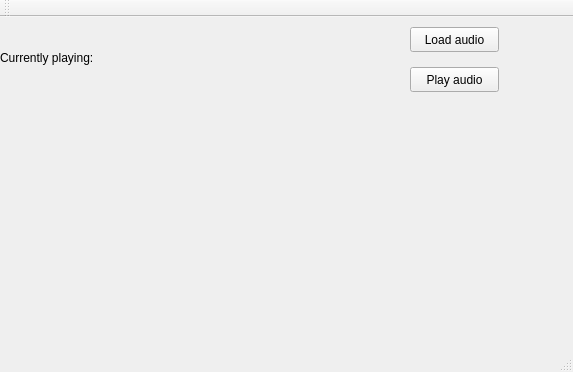
The window that src/MediaPlayer/mainwindow.ui (auttij/Cpp-media-player) describes before a commit, drawn with Qt 5.
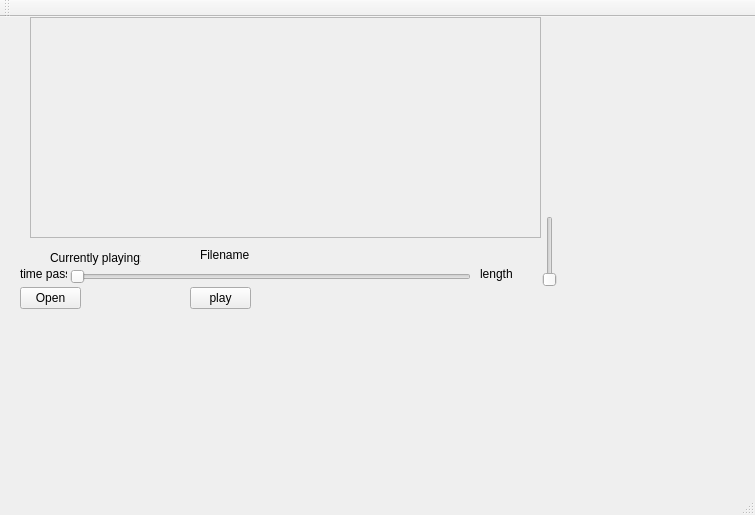
The same window after the commit.

Commit message: opening files and play/pause

What changed in the file:
```diff
--- a/src/MediaPlayer/mainwindow.ui
+++ b/src/MediaPlayer/mainwindow.ui
@@ -6,46 +6,20 @@
    <rect>
     <x>0</x>
     <y>0</y>
-    <width>573</width>
-    <height>372</height>
+    <width>755</width>
+    <height>515</height>
    </rect>
   </property>
   <property name="windowTitle">
    <string>MainWindow</string>
   </property>
   <widget class="QWidget" name="centralWidget">
-   <widget class="QPushButton" name="pushButton">
-    <property name="geometry">
-     <rect>
-      <x>410</x>
-      <y>10</y>
-      <width>89</width>
-      <height>25</height>
-     </rect>
-    </property>
-    <property name="text">
-     <string>Load audio</string>
-    </property>
-   </widget>
-   <widget class="QPushButton" name="pushButton_2">
-    <property name="geometry">
-     <rect>
-      <x>410</x>
-      <y>50</y>
-      <width>89</width>
-      <height>25</height>
-     </rect>
-    </property>
-    <property name="text">
-     <string>Play audio</string>
-    </property>
-   </widget>
    <widget class="QLabel" name="label">
     <property name="geometry">
      <rect>
-      <x>0</x>
-      <y>0</y>
-      <width>211</width>
+      <x>50</x>
+      <y>200</y>
+      <width>91</width>
       <height>81</height>
      </rect>
     </property>
@@ -53,6 +27,113 @@
      <string>Currently playing:</string>
     </property>
    </widget>
+   <widget class="QSlider" name="horizontalSlider">
+    <property name="geometry">
+     <rect>
+      <x>70</x>
+      <y>250</y>
+      <width>401</width>
+      <height>20</height>
+     </rect>
+    </property>
+    <property name="orientation">
+     <enum>Qt::Horizontal</enum>
+    </property>
+   </widget>
+   <widget class="QSlider" name="verticalSlider">
+    <property name="geometry">
+     <rect>
+      <x>540</x>
+      <y>199</y>
+      <width>20</width>
+      <height>71</height>
+     </rect>
+    </property>
+    <property name="orientation">
+     <enum>Qt::Vertical</enum>
+    </property>
+   </widget>
+   <widget class="QLabel" name="label_2">
+    <property name="geometry">
+     <rect>
+      <x>20</x>
+      <y>250</y>
+      <width>47</width>
+      <height>14</height>
+     </rect>
+    </property>
+    <property name="text">
+     <string>time passed</string>
+    </property>
+   </widget>
+   <widget class="QLabel" name="label_3">
+    <property name="geometry">
+     <rect>
+      <x>480</x>
+      <y>250</y>
+      <width>47</width>
+      <height>14</height>
+     </rect>
+    </property>
+    <property name="text">
+     <string>length</string>
+    </property>
+   </widget>
+   <widget class="QLabel" name="label_4">
+    <property name="geometry">
+     <rect>
+      <x>200</x>
+      <y>230</y>
+      <width>151</width>
+      <height>16</height>
+     </rect>
+    </property>
+    <property name="text">
+     <string>Filename</string>
+    </property>
+   </widget>
+   <widget class="QFrame" name="frame">
+    <property name="geometry">
+     <rect>
+      <x>30</x>
+      <y>0</y>
+      <width>511</width>
+      <height>221</height>
+     </rect>
+    </property>
+    <property name="frameShape">
+     <enum>QFrame::StyledPanel</enum>
+    </property>
+    <property name="frameShadow">
+     <enum>QFrame::Raised</enum>
+    </property>
+   </widget>
+   <widget class="QPushButton" name="play">
+    <property name="geometry">
+     <rect>
+      <x>190</x>
+      <y>270</y>
+      <width>61</width>
+      <height>22</height>
+     </rect>
+    </property>
+    <property name="text">
+     <string>play</string>
+    </property>
+   </widget>
+   <widget class="QPushButton" name="open">
+    <property name="geometry">
+     <rect>
+      <x>20</x>
+      <y>270</y>
+      <width>61</width>
+      <height>22</height>
+     </rect>
+    </property>
+    <property name="text">
+     <string>Open</string>
+    </property>
+   </widget>
   </widget>
   <widget class="QMenuBar" name="menuBar">
    <property name="geometry">
```
Left out of the diff: 4 changed lines with no effect on the pictures. The commit also changes 18 other files.
